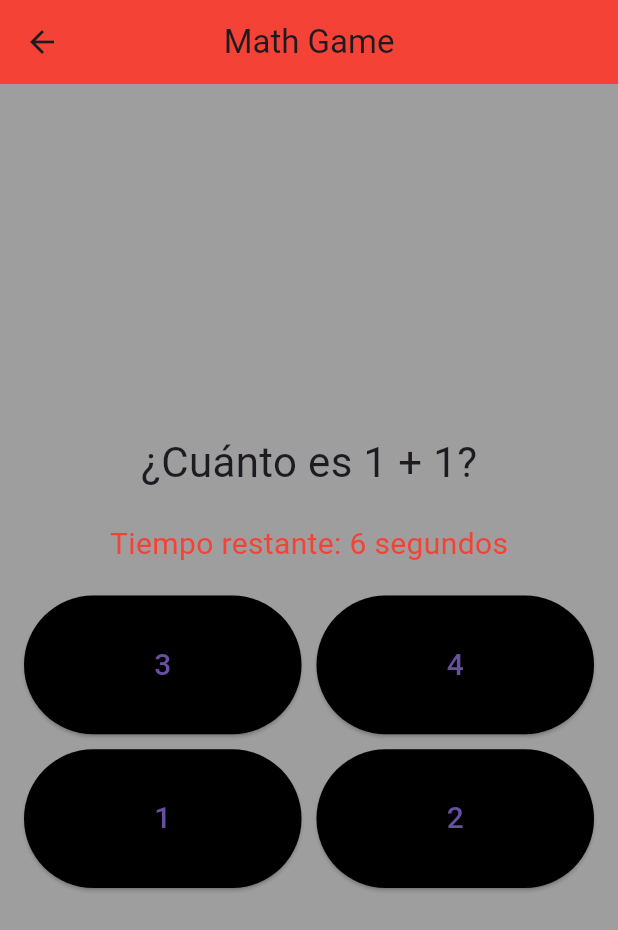
After one commit to LuisM935/Residencia, a Flutter app: the MainMenu screen opened directly, after a tap on "Juego matemático", on a phone screen of 412 x 824 dp. The commit adds this screen. Shown: the top 930 px of the screen. Run offline on Flutter 3.47's test engine with Material 3 defaults, Android fonts, the phone set to English and light mode, and no system bars.

Commit message:
MathGame añadido

```diff
--- /dev/null
+++ b/resapp/lib/games/mathGame/math_game.dart
@@ -0,0 +1,188 @@
+import 'dart:async';
+import 'dart:math';
+import 'package:flutter/material.dart';
+
+
+class MathGame extends StatefulWidget {
+  @override
+  _MathGameState createState() => _MathGameState();
+}
+
+class _MathGameState extends State<MathGame> {
+  int number1 = 0;  // Valor predeterminado.
+  int number2 = 0;  // Valor predeterminado.
+  String operation = ''; // Valor predeterminado.
+  int correctAnswer = 0; // Valor predeterminado.
+  List<int> options = []; // Valor predeterminado.
+  late Timer timer;
+  int timeLeft = 7; // Tiempo límite por pregunta.
+  bool isGameOver = false;
+
+  final Random random = Random();
+
+  @override
+  void initState() {
+    super.initState();
+    generateNewQuestion();
+    startTimer();
+  }
+
+  @override
+  void dispose() {
+    timer.cancel();
+    super.dispose();
+  }
+
+void generateNewQuestion() {
+  setState(() {
+    // Generar números aleatorios entre 1 y 10
+    number1 = Random().nextInt(10) + 1;
+    number2 = Random().nextInt(10) + 1;
+
+    // Elegir una operación aleatoria
+    int operationIndex = Random().nextInt(4);
+    switch (operationIndex) {
+      case 0: // Suma
+        operation = '+';
+        correctAnswer = number1 + number2;
+        break;
+      case 1: // Resta
+        operation = '-';
+        // Asegurar que el resultado nunca sea negativo
+        if (number1 < number2) {
+          int temp = number1;
+          number1 = number2;
+          number2 = temp;
+        }
+        correctAnswer = number1 - number2;
+        break;
+      case 2: // Multiplicación
+        operation = 'x';
+        correctAnswer = number1 * number2;
+        break;
+      case 3: // División
+        operation = '÷';
+        // Asegurar que la división sea exacta
+        number1 = number1 * number2; // Hacer que number1 sea múltiplo de number2
+        correctAnswer = number1 ~/ number2;
+        break;
+    }
+
+    // Generar opciones aleatorias, incluyendo la respuesta correcta
+    options = [
+      correctAnswer,
+      correctAnswer + Random().nextInt(10) + 1,
+      correctAnswer - Random().nextInt(5) - 1,
+      correctAnswer + Random().nextInt(5) + 2
+    ]..shuffle();
+  });
+}
+
+
+
+  void startTimer() {
+    timer = Timer.periodic(Duration(seconds: 1), (timer) {
+      setState(() {
+        if (timeLeft > 0) {
+          timeLeft--;
+        } else {
+          timer.cancel();
+          isGameOver = true; // Fin del juego si el tiempo se agota.
+        }
+      });
+    });
+  }
+
+  void checkAnswer(int selectedAnswer) {
+    if (selectedAnswer == correctAnswer) {
+      setState(() {
+        timeLeft = 7; // Reiniciar tiempo.
+        generateNewQuestion(); // Generar nueva pregunta.
+      });
+    }
+  }
+
+  @override
+  Widget build(BuildContext context) {
+    return Scaffold(
+      backgroundColor: Colors.grey,
+      appBar: AppBar(
+        backgroundColor: Colors.red,
+        title: Text('Math Game'),
+        centerTitle: true,
+      ),
+      body: isGameOver
+          ? Center(
+
+              child: Column(
+
+                mainAxisAlignment: MainAxisAlignment.center,
+                children: [
+
+
+
+                  Text(
+                    '¡Juego Terminado!',
+                    style: TextStyle(fontSize: 24, fontWeight: FontWeight.bold),
+                  ),
+                  SizedBox(height: 20),
+                  ElevatedButton(
+                    onPressed: () {
+                      setState(() {
+                        isGameOver = false;
+                        timeLeft = 7;
+                        generateNewQuestion();
+                        startTimer();
+                      });
+                    },
+                    child: Text('Reiniciar Juego'),
+                  ),
+                ],
+              ),
+            )
+
+
+          : Padding(
+              padding: const EdgeInsets.all(16.0),
+              child: Column(
+                mainAxisAlignment: MainAxisAlignment.center,
+                children: [
+                  Text(
+                    '¿Cuánto es $number1 $operation $number2?',
+                    style: TextStyle(fontSize: 28),
+                  ),
+                  SizedBox(height: 20),
+                  Text(
+                    'Tiempo restante: $timeLeft segundos',
+                    style: TextStyle(fontSize: 20, color: Colors.red),
+                  ),
+                  SizedBox(height: 20),
+                  GridView.builder(
+                    shrinkWrap: true,
+                    gridDelegate: SliverGridDelegateWithFixedCrossAxisCount(
+                      crossAxisCount: 2, // Dos botones por fila
+                      mainAxisSpacing: 10,
+                      crossAxisSpacing: 10,
+                      childAspectRatio: 2, // Relación de ancho/alto (mayor valor = botones más anchos)
+                    ),
+                    itemCount: options.length,
+                    itemBuilder: (context, index) {
+                      return ElevatedButton(
+                        style: ElevatedButton.styleFrom(
+                          backgroundColor: Colors.black,
+                        ),
+                        onPressed: () => checkAnswer(options[index]),
+                        child: Text(
+                          '${options[index]}',
+                          style: TextStyle(fontSize: 20),
+                        ),
+                      );
+                    },
+                  ),
+
+                ],
+              ),
+            ),
+    );
+  }
+}
--- a/resapp/lib/pages/menu.dart
+++ b/resapp/lib/pages/menu.dart
@@ -1,6 +1,7 @@
 import 'package:flutter/material.dart';
 import 'package:resapp/constants/colors.dart';
 import 'package:resapp/util/NavBar.dart';
+import 'package:resapp/games/mathGame/math_game.dart';
 
 
 class MainMenu extends StatelessWidget{
@@ -63,7 +64,7 @@ class MainMenu extends StatelessWidget{
                     contentPadding: EdgeInsets.all(16.0), // Espaciado interno
                     leading: Icon(Icons.gamepad, color: Colors.white), // Icono
                     title: Text(
-                      'Juego 1',
+                      'Juego de Atención',
                       style: TextStyle(
                         fontSize: 18,
                         fontWeight: FontWeight.bold,
@@ -91,7 +92,7 @@ class MainMenu extends StatelessWidget{
                     contentPadding: EdgeInsets.all(16.0),
                     leading: Icon(Icons.gamepad, color: Colors.white),
                     title: Text(
-                      'Juego 2',
+                      'Juego de Memoria',
                       style: TextStyle(
                         fontSize: 18,
                         fontWeight: FontWeight.bold,
@@ -118,7 +119,7 @@ class MainMenu extends StatelessWidget{
                     contentPadding: EdgeInsets.all(16.0),
                     leading: Icon(Icons.gamepad, color: Colors.white),
                     title: Text(
-                      'Juego 3',
+                      'Juego de Razonamiento',
                       style: TextStyle(
                         fontSize: 18,
                         fontWeight: FontWeight.bold,
@@ -145,7 +146,7 @@ class MainMenu extends StatelessWidget{
                     contentPadding: EdgeInsets.all(16.0),
                     leading: Icon(Icons.gamepad, color: Colors.white),
                     title: Text(
-                      'Juego 4',
+                      'Juego matemático',
                       style: TextStyle(
                         fontSize: 18,
                         fontWeight: FontWeight.bold,
@@ -153,11 +154,11 @@ class MainMenu extends StatelessWidget{
                       ),
                     ),
                     subtitle: Text(
-                      'Descripción del juego 4',
+                      '¡Demuestra tus habilidades numéricas!',
                       style: TextStyle(color: Colors.white),
                     ),
                     onTap: () {
-                      print('Juego 4 seleccionado');
+                      Navigator.push(context, MaterialPageRoute(builder: (context) => MathGame()));
                     },
                   ),
                 ),
```
Also changed, not shown: resapp/lib/games/game_1/game1.dart (deleted).
